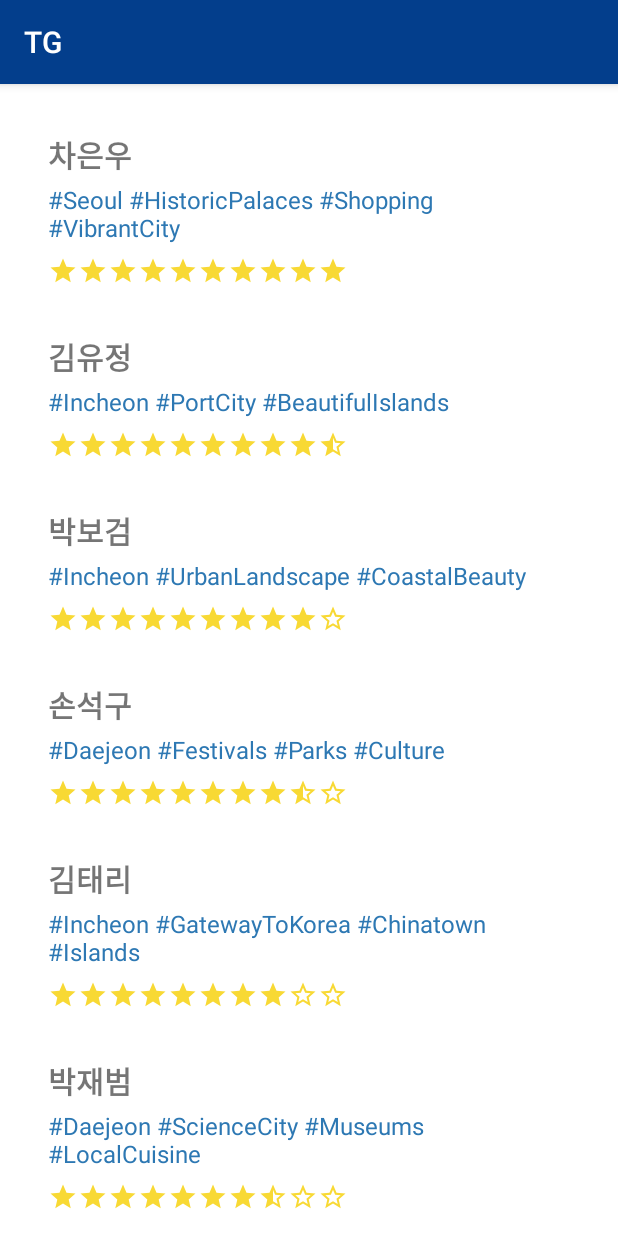
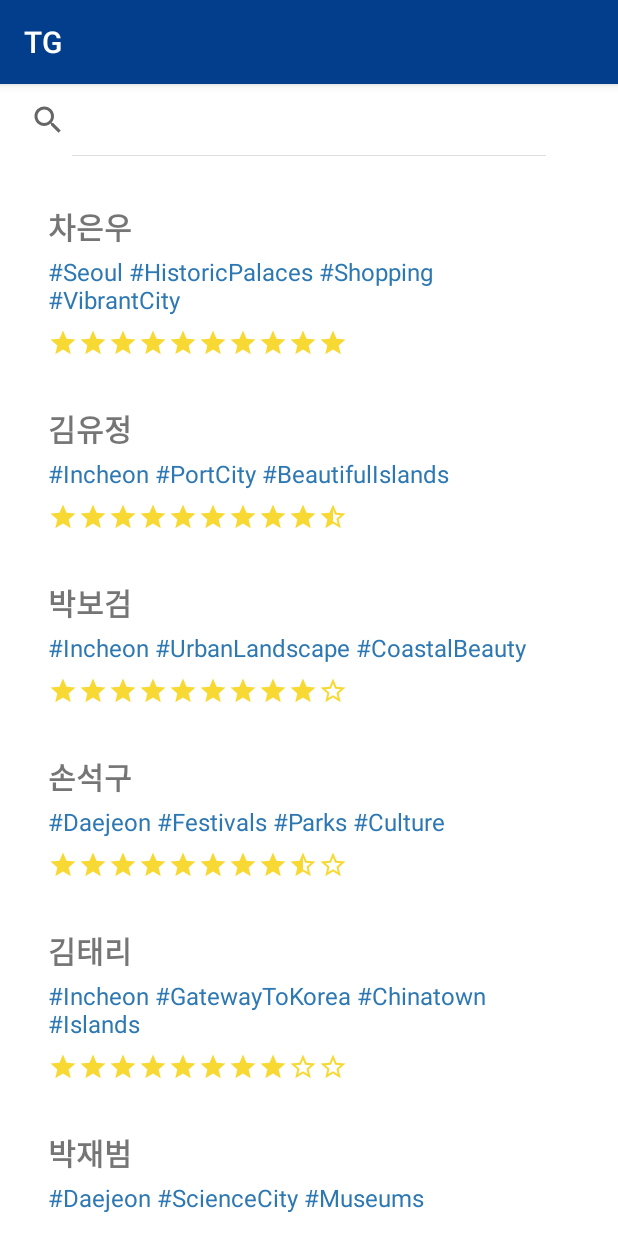
Before and after one commit to jiwonnee/StarTrail, an Android app: the fragment GuideRankingsFragment shown on its own in the app's theme, on a phone screen of 412 x 824 dp. Run offline under Robolectric (Android 15) with nearby library versions, the phone set to English and light mode, and no system bars.

Commit message:
Add search on 3rd tap

```diff
--- a/app/src/main/java/com/example/tg/ui/reviews/GuideRankingAdapter.kt
+++ b/app/src/main/java/com/example/tg/ui/reviews/GuideRankingAdapter.kt
@@ -7,10 +7,11 @@ import android.widget.ImageView
 import android.widget.TextView
 import androidx.recyclerview.widget.RecyclerView
 import com.example.tg.R
-import com.example.tg.ui.reviews.Guide
 
-class GuideRankingAdapter(private val guides: List<Guide>) :
+class GuideRankingAdapter(private var guides: List<Guide>) :
     RecyclerView.Adapter<GuideRankingAdapter.GuideViewHolder>() {
+
+    private var filteredGuides: List<Guide> = guides
 
     override fun onCreateViewHolder(parent: ViewGroup, viewType: Int): GuideViewHolder {
         val view = LayoutInflater.from(parent.context)
@@ -19,13 +20,13 @@ class GuideRankingAdapter(private val guides: List<Guide>) :
     }
 
     override fun onBindViewHolder(holder: GuideViewHolder, position: Int) {
-        val guide = guides[position]
+        val guide = filteredGuides[position]
         holder.nameTextView.text = guide.name
         holder.descriptionTextView.text = guide.description
         setStarRating(holder.starContainer, guide.rating)
     }
 
-    override fun getItemCount(): Int = guides.size
+    override fun getItemCount(): Int = filteredGuides.size
 
     class GuideViewHolder(view: View) : RecyclerView.ViewHolder(view) {
         val nameTextView: TextView = view.findViewById(R.id.nameTextView)
@@ -35,7 +36,7 @@ class GuideRankingAdapter(private val guides: List<Guide>) :
 
     private fun setStarRating(starContainer: ViewGroup, rating: Double) {
         starContainer.removeAllViews()
-        val fullStars = (rating).toInt()
+        val fullStars = rating.toInt()
         val hasHalfStar = (rating % 1) >= 0.5
         val maxStars = 10
 
@@ -49,4 +50,9 @@ class GuideRankingAdapter(private val guides: List<Guide>) :
             starContainer.addView(starImageView)
         }
     }
+
+    fun updateList(newList: List<Guide>) {
+        filteredGuides = newList
+        notifyDataSetChanged()
+    }
 }
--- a/app/src/main/java/com/example/tg/ui/reviews/GuideRankingsFragment.kt
+++ b/app/src/main/java/com/example/tg/ui/reviews/GuideRankingsFragment.kt
@@ -10,12 +10,14 @@ import androidx.recyclerview.widget.RecyclerView
 import com.example.tg.databinding.FragmentGuideRankingsBinding
 import com.google.gson.Gson
 import com.google.gson.reflect.TypeToken
-import java.io.IOException
+import android.widget.SearchView
 
 class GuideRankingsFragment : Fragment() {
 
     private var _binding: FragmentGuideRankingsBinding? = null
     private val binding get() = _binding!!
+    private lateinit var adapter: GuideRankingAdapter
+    private lateinit var guideList: List<Guide>
 
     override fun onCreateView(
         inflater: LayoutInflater, container: ViewGroup?,
@@ -24,10 +26,27 @@ class GuideRankingsFragment : Fragment() {
         _binding = FragmentGuideRankingsBinding.inflate(inflater, container, false)
         val root: View = binding.root
 
+        // 데이터 초기화
+        guideList = getGuideRankings()
+
         // RecyclerView 설정
         val recyclerView: RecyclerView = binding.recyclerView
         recyclerView.layoutManager = LinearLayoutManager(context)
-        recyclerView.adapter = GuideRankingAdapter(getGuideRankings())
+        adapter = GuideRankingAdapter(guideList)
+        recyclerView.adapter = adapter
+
+        // SearchView 설정
+        val searchView: SearchView = binding.searchView
+        searchView.setOnQueryTextListener(object : SearchView.OnQueryTextListener {
+            override fun onQueryTextSubmit(query: String?): Boolean {
+                return false
+            }
+
+            override fun onQueryTextChange(newText: String?): Boolean {
+                filter(newText)
+                return true
+            }
+        })
 
         return root
     }
@@ -55,4 +74,16 @@ class GuideRankingsFragment : Fragment() {
         }
         return jsonString ?: ""
     }
+
+    private fun filter(text: String?) {
+        val filteredList = if (text.isNullOrEmpty()) {
+            guideList
+        } else {
+            guideList.filter {
+                it.name.contains(text, ignoreCase = true) ||
+                        it.description.contains(text, ignoreCase = true)
+            }
+        }
+        adapter.updateList(filteredList)
+    }
 }
--- a/app/src/main/res/layout/fragment_guide_rankings.xml
+++ b/app/src/main/res/layout/fragment_guide_rankings.xml
@@ -6,12 +6,25 @@
     android:layout_height="match_parent"
     tools:context=".ui.reviews.GuideRankingsFragment">
 
+    <SearchView
+        android:id="@+id/searchView"
+        android:layout_width="0dp"
+        android:layout_height="wrap_content"
+        android:layout_marginRight="40dp"
+        app:layout_constraintTop_toTopOf="parent"
+        app:layout_constraintStart_toStartOf="parent"
+        app:layout_constraintEnd_toEndOf="parent"
+        android:iconifiedByDefault="false" />
+
     <androidx.recyclerview.widget.RecyclerView
         android:id="@+id/recyclerView"
-        android:layout_width="match_parent"
-        android:layout_height="match_parent"
+        android:layout_width="0dp"
+        android:layout_height="0dp"
         android:layout_margin="16dp"
-        app:layoutManager="LinearLayoutManager"
+        app:layout_constraintTop_toBottomOf="@id/searchView"
+        app:layout_constraintStart_toStartOf="parent"
+        app:layout_constraintEnd_toEndOf="parent"
+        app:layout_constraintBottom_toBottomOf="parent"
         tools:listitem="@layout/item_guide_ranking" />
 
 </androidx.constraintlayout.widget.ConstraintLayout>
```
